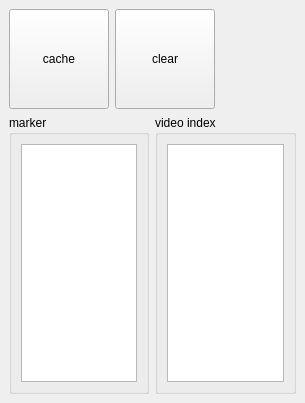
nakano000/Resolve_Script, file library/python/rs/tool/disk_cache/disk_cache.ui: the form before one commit.
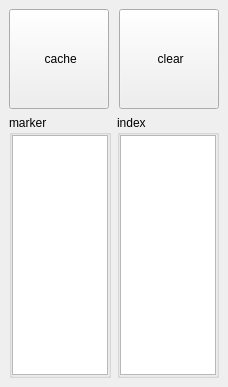
The form after the commit. Custom widgets are drawn as their Qt base class.

Commit message: UI調整

```diff
--- a/library/python/rs/tool/disk_cache/disk_cache.ui
+++ b/library/python/rs/tool/disk_cache/disk_cache.ui
@@ -6,8 +6,8 @@
    <rect>
     <x>0</x>
     <y>0</y>
-    <width>305</width>
-    <height>403</height>
+    <width>226</width>
+    <height>387</height>
    </rect>
   </property>
   <property name="windowTitle">
@@ -17,6 +17,9 @@
    <layout class="QVBoxLayout" name="verticalLayout_3">
     <item>
      <layout class="QHBoxLayout" name="horizontalLayout_2">
+      <property name="spacing">
+       <number>0</number>
+      </property>
       <item>
        <widget class="DragButton" name="cacheDragButton">
         <property name="minimumSize">
@@ -26,10 +29,26 @@
          </size>
         </property>
         <property name="text">
-         <string>cache</string>
+         <string> cache</string>
         </property>
        </widget>
       </item>
+      <item>
+       <spacer name="horizontalSpacer_2">
+        <property name="orientation">
+         <enum>Qt::Horizontal</enum>
+        </property>
+        <property name="sizeType">
+         <enum>QSizePolicy::Fixed</enum>
+        </property>
+        <property name="sizeHint" stdset="0">
+         <size>
+          <width>10</width>
+          <height>10</height>
+         </size>
+        </property>
+       </spacer>
+      </item>
       <item>
        <widget class="DragButton" name="clearDragButton">
         <property name="minimumSize">
@@ -39,7 +58,7 @@
          </size>
         </property>
         <property name="text">
-         <string>clear</string>
+         <string> clear</string>
         </property>
        </widget>
       </item>
@@ -62,10 +81,28 @@
      <layout class="QHBoxLayout" name="horizontalLayout">
       <item>
        <widget class="QGroupBox" name="groupBox">
+        <property name="sizePolicy">
+         <sizepolicy hsizetype="Expanding" vsizetype="Preferred">
+          <horstretch>0</horstretch>
+          <verstretch>0</verstretch>
+         </sizepolicy>
+        </property>
         <property name="title">
          <string>marker</string>
         </property>
         <layout class="QVBoxLayout" name="verticalLayout">
+         <property name="leftMargin">
+          <number>0</number>
+         </property>
+         <property name="topMargin">
+          <number>0</number>
+         </property>
+         <property name="rightMargin">
+          <number>0</number>
+         </property>
+         <property name="bottomMargin">
+          <number>0</number>
+         </property>
          <item>
           <widget class="QListView" name="markerListView"/>
          </item>
@@ -74,12 +111,45 @@
       </item>
       <item>
        <widget class="QGroupBox" name="groupBox_2">
+        <property name="sizePolicy">
+         <sizepolicy hsizetype="Preferred" vsizetype="Preferred">
+          <horstretch>0</horstretch>
+          <verstretch>0</verstretch>
+         </sizepolicy>
+        </property>
         <property name="title">
-         <string>video index</string>
+         <string>index</string>
         </property>
         <layout class="QVBoxLayout" name="verticalLayout_2">
+         <property name="leftMargin">
+          <number>0</number>
+         </property>
+         <property name="topMargin">
+          <number>0</number>
+         </property>
+         <property name="rightMargin">
+          <number>0</number>
+         </property>
+         <property name="bottomMargin">
+          <number>0</number>
+         </property>
          <item>
           <widget class="QListView" name="videoIndexListView">
+           <property name="sizePolicy">
+            <sizepolicy hsizetype="Preferred" vsizetype="Expanding">
+             <horstretch>0</horstretch>
+             <verstretch>0</verstretch>
+            </sizepolicy>
+           </property>
+           <property name="baseSize">
+            <size>
+             <width>0</width>
+             <height>0</height>
+            </size>
+           </property>
+           <property name="editTriggers">
+            <set>QAbstractItemView::NoEditTriggers</set>
+           </property>
            <property name="selectionMode">
             <enum>QAbstractItemView::ExtendedSelection</enum>
            </property>
```
Left out of the diff: 18 changed lines with no effect on the pictures. The commit also changes 2 other files.
